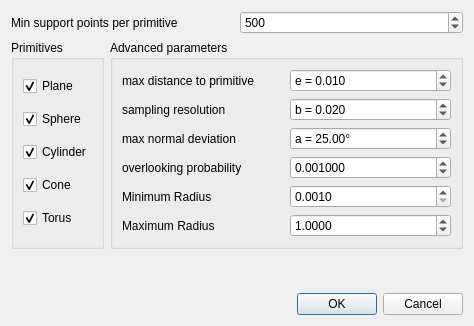
Before: the Qt Designer form plugins/core/Standard/qRANSAC_SD/ransacSDDlg.ui in Asher-1/ACloudViewer, drawn with Qt 5.
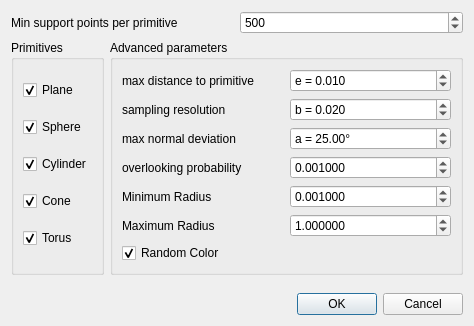
After: the same form once the commit is applied. Icons and pictures are not drawn.

What changed in the file:
```diff
--- a/plugins/core/Standard/qRANSAC_SD/ransacSDDlg.ui
+++ b/plugins/core/Standard/qRANSAC_SD/ransacSDDlg.ui
@@ -260,13 +260,13 @@
         <item>
          <widget class="QDoubleSpinBox" name="minRadiusSpinBox">
           <property name="decimals">
-           <number>4</number>
+           <number>6</number>
           </property>
           <property name="minimum">
-           <double>0.001000000000000</double>
+           <double>0.000001000000000</double>
           </property>
           <property name="maximum">
-           <double>10.000000000000000</double>
+           <double>100000.000000000000000</double>
           </property>
           <property name="singleStep">
            <double>0.010000000000000</double>
@@ -290,13 +290,13 @@
         <item>
          <widget class="QDoubleSpinBox" name="maxRadiusSpinBox">
           <property name="decimals">
-           <number>4</number>
+           <number>6</number>
           </property>
           <property name="minimum">
-           <double>0.010000000000000</double>
+           <double>0.001000000000000</double>
           </property>
           <property name="maximum">
-           <double>100.000000000000000</double>
+           <double>10000000.000000000000000</double>
           </property>
           <property name="singleStep">
            <double>0.010000000000000</double>
@@ -308,6 +308,16 @@
         </item>
        </layout>
       </item>
+      <item>
+       <widget class="QCheckBox" name="randomColorCheckBox">
+        <property name="text">
+         <string>Random Color</string>
+        </property>
+        <property name="checked">
+         <bool>true</bool>
+        </property>
+       </widget>
+      </item>
      </layout>
     </widget>
    </item>
```
